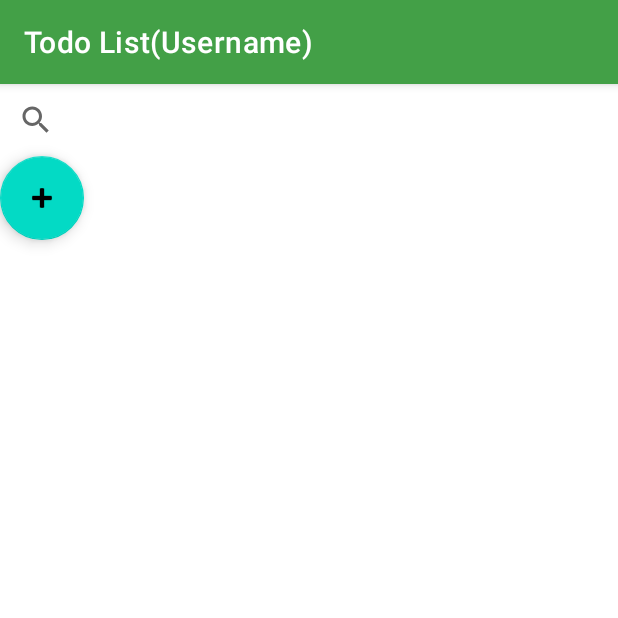
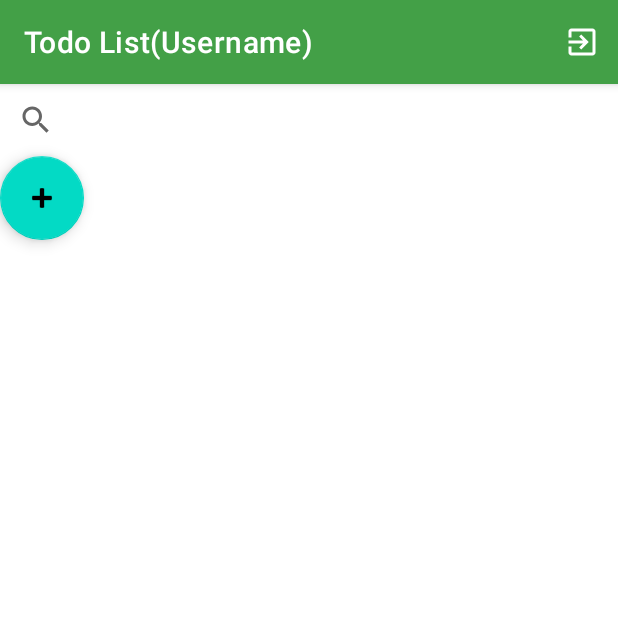
Before and after one commit to galabitbul8/ToDoApp, an Android app: the screen it shows after launch (ToDoListActivity), after a tap on "LOG IN", on a phone screen of 412 x 824 dp, the top half of it. Run offline under Robolectric (Android 15) with nearby library versions, the phone set to English and light mode, and no system bars; 1 statement that could not run was skipped.

Commit message:
exit addition
add exit to the login activity

```diff
--- a/app/src/main/java/com/galab_rotemle/ex3/ToDoListActivity.java
+++ b/app/src/main/java/com/galab_rotemle/ex3/ToDoListActivity.java
@@ -2,13 +2,20 @@ package com.galab_rotemle.ex3;
 
 import androidx.appcompat.app.AppCompatActivity;
 
+import android.content.Intent;
 import android.content.pm.ActivityInfo;
 import android.os.Bundle;
+import android.view.Menu;
+import android.view.MenuInflater;
+import android.view.MenuItem;
+import android.view.View;
 
-public class ToDoListActivity extends AppCompatActivity {
+import com.google.android.material.floatingactionbutton.FloatingActionButton;
 
-    String username;
+public class ToDoListActivity extends AppCompatActivity implements View.OnClickListener {
 
+    private String username;
+    private FloatingActionButton floatingActionButton;
     @Override
     protected void onCreate(Bundle savedInstanceState) {
         super.onCreate(savedInstanceState);
@@ -17,7 +24,31 @@ public class ToDoListActivity extends AppCompatActivity {
         Bundle bundle = getIntent().getExtras();
         username = bundle.getString("username");
         setTitle("Todo List" + "("+username+")");
+        floatingActionButton = findViewById(R.id.addTask);
+    }
+
+    public boolean onCreateOptionsMenu(Menu menu)
+    {
+        MenuInflater inflater = getMenuInflater();
+        inflater.inflate(R.menu.exitmenu, menu);
+        return true;
     }
 
 
+    @Override
+    public boolean onOptionsItemSelected(MenuItem item) {
+       if(item.getItemId() == R.id.exit){
+           Intent intent = new Intent(ToDoListActivity.this, LoginActivity.class);
+           startActivity(intent);
+       }
+        return true;
+    }
+
+    @Override
+    public void onClick(View v) {
+        if(floatingActionButton.getId() == v.getId()) {
+            Intent intent = new Intent(ToDoListActivity.this, EditorActivity.class);
+            startActivity(intent);
+        }
+    }
 }
--- /dev/null
+++ b/app/src/main/res/menu/exitmenu.xml
@@ -0,0 +1,9 @@
+<?xml version="1.0" encoding="utf-8"?>
+<menu xmlns:android="http://schemas.android.com/apk/res/android"
+    xmlns:app="http://schemas.android.com/apk/res-auto">
+<item android:id="@+id/exit"
+    android:icon="@drawable/exit"
+    android:title="Exit"
+    app:showAsAction="always"/>
+
+</menu>
```
